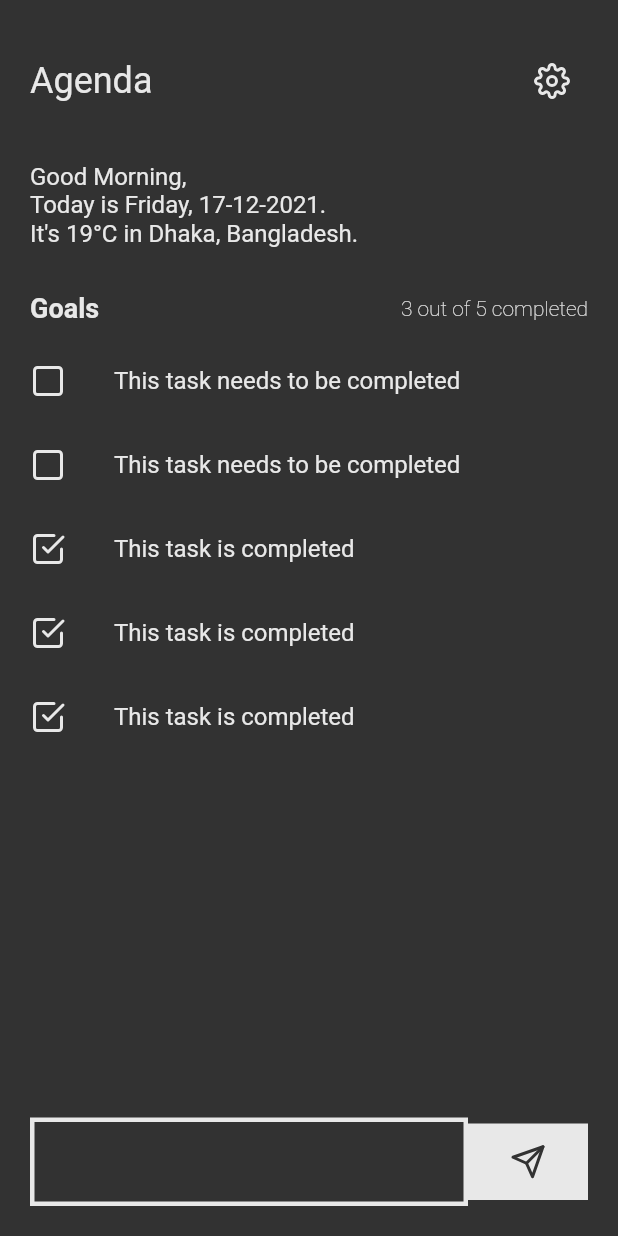
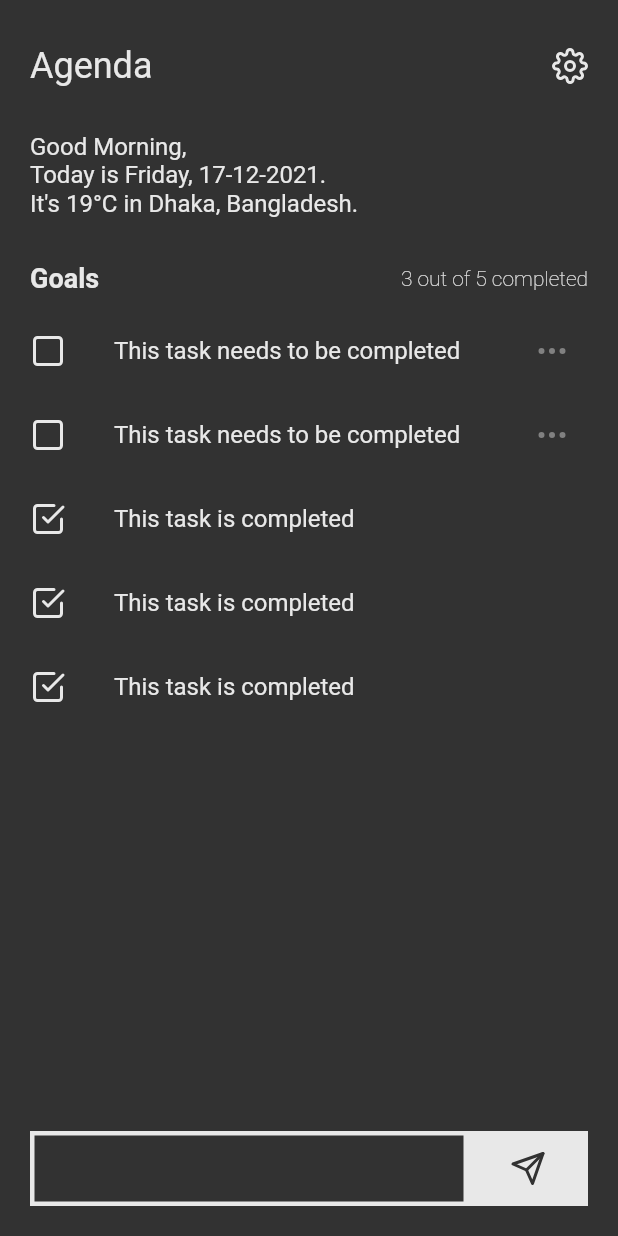
Before and after one commit to pieas-asif/daytask, a Flutter app: the screen it shows after launch, on a phone screen of 412 x 824 dp. Run offline on Flutter 3.47's test engine with Material 2 defaults, Android fonts, the phone set to English and light mode, and no system bars; our stand-ins replace flutter_feather_icons, sqflite; accounts and stored records are empty.

Commit message:
db added

```diff
--- a/lib/main.dart
+++ b/lib/main.dart
@@ -8,7 +8,6 @@ void main() {
 class MyApp extends StatelessWidget {
   const MyApp({Key? key}) : super(key: key);
 
-  // This widget is the root of your application.
   @override
   Widget build(BuildContext context) {
     return MaterialApp(
--- a/lib/views/home.dart
+++ b/lib/views/home.dart
@@ -1,3 +1,4 @@
+import 'package:daytask/controller/db.dart';
 import 'package:daytask/models/constants.dart';
 import 'package:flutter/material.dart';
 import 'package:flutter_feather_icons/flutter_feather_icons.dart';
@@ -11,6 +12,17 @@ class HomeScreen extends StatefulWidget {
 }
 
 class _HomeScreenState extends State<HomeScreen> {
+  final DBProvider _dbProvider = DBProvider.instance;
+  TextEditingController taskTextFieldController = TextEditingController();
+
+  void addTaskToDB({required String task}) async {
+    await _dbProvider.insert(TaskTable.name, {
+      TaskTable.colIsChecked: 0,
+      TaskTable.colTaskDate: DateTime.now().toString().split(" ").first,
+      TaskTable.colTaskTitle: task
+    });
+  }
+
   @override
   Widget build(BuildContext context) {
     return Scaffold(
@@ -34,9 +46,10 @@ class _HomeScreenState extends State<HomeScreen> {
                       color: DTTheme.white,
                     ),
                   ),
-                  IconButton(
-                    onPressed: null,
-                    icon: Icon(
+                  GestureDetector(
+                    onTap: () =>
+                        print(DateTime.now().toString().split(" ").first),
+                    child: Icon(
                       FeatherIcons.settings,
                       color: DTTheme.white,
                     ),
@@ -122,11 +135,15 @@ class _HomeScreenState extends State<HomeScreen> {
                               color: DTTheme.white,
                             ),
                           ),
+                          trailing: const IconButton(
+                            onPressed: null,
+                            icon: Icon(FeatherIcons.moreHorizontal),
+                          ),
                         ),
                       ),
                     for (var i = 0; i < 3; i++)
                       Padding(
-                        padding: EdgeInsets.symmetric(horizontal: 4.0),
+                        padding: const EdgeInsets.symmetric(horizontal: 4.0),
                         child: ListTile(
                           leading: Icon(
                             FeatherIcons.checkSquare,
@@ -154,7 +171,11 @@ class _HomeScreenState extends State<HomeScreen> {
                 children: [
                   Expanded(
                     child: Container(
+                      height: 50,
                       child: TextField(
+                        controller: taskTextFieldController,
+                        cursorColor: DTTheme.white,
+                        cursorWidth: 3.0,
                         decoration: InputDecoration(
                           border: OutlineInputBorder(
                             borderRadius: BorderRadius.circular(0.0),
@@ -170,19 +191,38 @@ class _HomeScreenState extends State<HomeScreen> {
                               width: 3.0,
                             ),
                           ),
+                          focusedBorder: OutlineInputBorder(
+                            borderRadius: BorderRadius.circular(0.0),
+                            borderSide: BorderSide(
+                              color: DTTheme.white,
+                              width: 3.0,
+                            ),
+                          ),
                         ),
+                        onSubmitted: (task) {
+                          addTaskToDB(task: task);
+                          taskTextFieldController.clear();
+                        },
                       ),
                     ),
                   ),
                   Container(
-                    height: 51,
+                    height: 50,
                     width: 80,
                     decoration: BoxDecoration(
                       color: DTTheme.white,
                     ),
                     child: Center(
                       child: IconButton(
-                        onPressed: null,
+                        onPressed: () {
+                          String task = taskTextFieldController.value.text;
+                          if (task.isNotEmpty) {
+                            addTaskToDB(task: task);
+                            taskTextFieldController.clear();
+                          } else {
+                            print("Empty");
+                          }
+                        },
                         icon: Icon(
                           FeatherIcons.send,
                           color: DTTheme.black,
```
Also changed, not shown: lib/controller/db.dart (+2 -48 lines).
